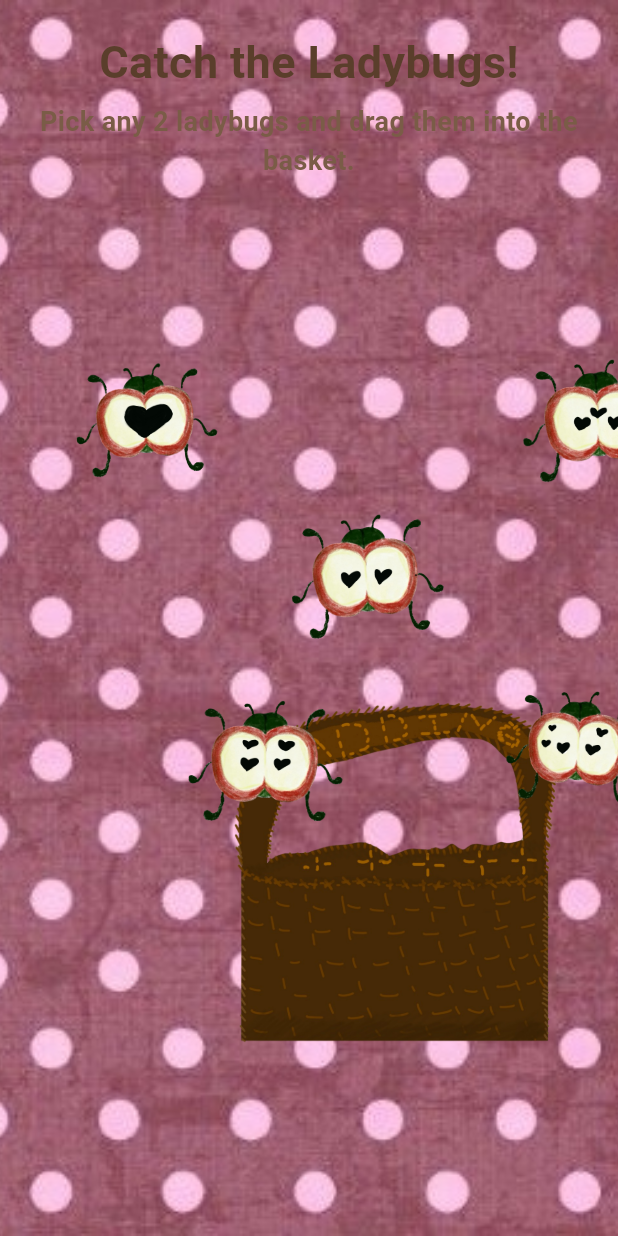
After one commit to emilymarrufo496/felt_learning_app, a Flutter app: the LadybugAdditionGameScreen screen opened directly, on a phone screen of 412 x 824 dp. The commit adds this screen. Run offline on Flutter 3.47's test engine with Material 3 defaults, Android fonts, the phone set to English and light mode, and no system bars.

Commit message:
Added ladybug addition game with drag, basket logic, and math menu integration

```diff
--- a/lib/main.dart
+++ b/lib/main.dart
@@ -1,4 +1,5 @@
 import 'package:flutter/material.dart';
+import 'package:felt_learning_app/screens/ladybug_addition_game.dart';
 
 import 'screens/rain_minigame_flow.dart';
 import 'screens/math_menu_screen.dart';
@@ -136,7 +137,6 @@ class _HomeScreenState extends State<HomeScreen> with TickerProviderStateMixin {
                 ),
               ),
 
-              // 🌾 Fields at bottom (TAP to enter math menu)
               Align(
                 alignment: Alignment.bottomCenter,
                 child: GestureDetector(
--- /dev/null
+++ b/lib/screens/ladybug_addition_game.dart
@@ -0,0 +1,332 @@
+import 'dart:math';
+import 'package:flutter/material.dart';
+
+class LadybugAdditionGameScreen extends StatefulWidget {
+  const LadybugAdditionGameScreen({super.key});
+
+  @override
+  State<LadybugAdditionGameScreen> createState() =>
+      _LadybugAdditionGameScreenState();
+}
+
+class _LadybugAdditionGameScreenState extends State<LadybugAdditionGameScreen>
+    with SingleTickerProviderStateMixin {
+  late AnimationController _wiggleController;
+  final Random _rng = Random();
+
+  late List<LadybugData> roundLadybugs;
+  final List<LadybugData> basketLadybugs = [];
+
+  int correctAnswer = 0;
+  List<int> choices = [];
+
+  bool answered = false;
+  bool answeredCorrectly = false;
+
+  @override
+  void initState() {
+    super.initState();
+
+    _wiggleController = AnimationController(
+      vsync: this,
+      duration: const Duration(seconds: 3),
+    )..repeat();
+
+    _newRound();
+  }
+
+  void _newRound() {
+    roundLadybugs = [
+      LadybugData(
+        asset: 'assets/images/one.png',
+        dots: 1,
+        baseX: 50,
+        baseY: 200,
+        phase: 0.0,
+      ),
+      LadybugData(
+        asset: 'assets/images/two.png',
+        dots: 2,
+        baseX: 200,
+        baseY: 300,
+        phase: 0.8,
+      ),
+      LadybugData(
+        asset: 'assets/images/three.png',
+        dots: 3,
+        baseX: 350,
+        baseY: 200,
+        phase: 1.6,
+      ),
+      LadybugData(
+        asset: 'assets/images/four.png',
+        dots: 4,
+        baseX: 120,
+        baseY: 420,
+        phase: 2.4,
+      ),
+      LadybugData(
+        asset: 'assets/images/five.png',
+        dots: 5,
+        baseX: 320,
+        baseY: 420,
+        phase: 3.2,
+      ),
+    ];
+
+    basketLadybugs.clear();
+    correctAnswer = 0;
+    choices = [];
+    answered = false;
+    answeredCorrectly = false;
+
+    setState(() {});
+  }
+
+  List<int> _makeTwoChoices(int correct) {
+    int wrong;
+    do {
+      wrong = correct + (_rng.nextBool() ? 1 : -1);
+      if (wrong < 1) wrong = correct + 2;
+    } while (wrong == correct);
+
+    final result = [correct, wrong]..shuffle(_rng);
+    return result;
+  }
+
+  void _handleAnswer(int selected) {
+    setState(() {
+      answered = true;
+      answeredCorrectly = selected == correctAnswer;
+    });
+
+    if (answeredCorrectly) {
+      Future.delayed(const Duration(milliseconds: 1200), () {
+        if (!mounted) return;
+        _newRound();
+      });
+    }
+  }
+
+  @override
+  void dispose() {
+    _wiggleController.dispose();
+    super.dispose();
+  }
+
+  @override
+  Widget build(BuildContext context) {
+    final canAnswer = basketLadybugs.length == 2;
+
+    return Scaffold(
+      body: SafeArea(
+        child: AnimatedBuilder(
+          animation: _wiggleController,
+          builder: (context, child) {
+            final t = _wiggleController.value * 2 * pi;
+
+            return Stack(
+              children: [
+                Positioned.fill(
+                  child: Image.asset(
+                    'assets/images/background.jpg',
+                    fit: BoxFit.cover,
+                  ),
+                ),
+
+                const Positioned(
+                  top: 20,
+                  left: 24,
+                  right: 24,
+                  child: Text(
+                    'Catch the Ladybugs!',
+                    textAlign: TextAlign.center,
+                    style: TextStyle(
+                      fontSize: 30,
+                      fontWeight: FontWeight.bold,
+                      color: Color(0xFF5A3E2B),
+                    ),
+                  ),
+                ),
+
+                Positioned(
+                  top: 68,
+                  left: 24,
+                  right: 24,
+                  child: Text(
+                    canAnswer
+                        ? 'How many spots are there altogether?'
+                        : 'Pick any 2 ladybugs and drag them into the basket.',
+                    textAlign: TextAlign.center,
+                    style: const TextStyle(
+                      fontSize: 18,
+                      color: Color(0xFF7A5C47),
+                      fontWeight: FontWeight.w600,
+                    ),
+                  ),
+                ),
+
+                Positioned(
+                  bottom: 45,
+                  right: 20,
+                  child: DragTarget<LadybugData>(
+                    onAcceptWithDetails: (details) {
+                      final bug = details.data;
+
+                      if (basketLadybugs.length >= 2) return;
+
+                      if (!basketLadybugs.contains(bug)) {
+                        setState(() {
+                          basketLadybugs.add(bug);
+
+                          if (basketLadybugs.length == 2) {
+                            correctAnswer =
+                                basketLadybugs[0].dots + basketLadybugs[1].dots;
+                            choices = _makeTwoChoices(correctAnswer);
+                          }
+                        });
+                      }
+                    },
+                    builder: (context, candidateData, rejectedData) {
+                      return Stack(
+                        alignment: Alignment.center,
+                        children: [
+                          Image.asset(
+                            'assets/images/addition_basket.png',
+                            width: 250,
+                          ),
+                          ...List.generate(basketLadybugs.length, (index) {
+                            return Positioned(
+                              left: 55 + (index * 45),
+                              top: 40 + (index * 8),
+                              child: Image.asset(
+                                basketLadybugs[index].asset,
+                                width: 75,
+                              ),
+                            );
+                          }),
+                        ],
+                      );
+                    },
+                  ),
+                ),
+
+                ...roundLadybugs
+                    .where((bug) => !basketLadybugs.contains(bug))
+                    .map((bug) {
+                  final wiggleX = sin(t + bug.phase) * 12;
+                  final wiggleY = cos(t + bug.phase) * 8;
+
+                  return Positioned(
+                    left: bug.baseX + wiggleX,
+                    top: bug.baseY + wiggleY,
+                    child: basketLadybugs.length >= 2
+                        ? Transform.rotate(
+                            angle: sin(t + bug.phase) * 0.08,
+                            child: Image.asset(
+                              bug.asset,
+                              width: 110,
+                            ),
+                          )
+                        : Draggable<LadybugData>(
+                            data: bug,
+                            feedback: Material(
+                              color: Colors.transparent,
+                              child: Image.asset(
+                                bug.asset,
+                                width: 110,
+                              ),
+                            ),
+                            childWhenDragging: Opacity(
+                              opacity: 0.25,
+                              child: Image.asset(
+                                bug.asset,
+                                width: 110,
+                              ),
+                            ),
+                            child: Transform.rotate(
+                              angle: sin(t + bug.phase) * 0.08,
+                              child: Image.asset(
+                                bug.asset,
+                                width: 110,
+                              ),
+                            ),
+                          ),
+                  );
+                }),
+
+                if (canAnswer)
+                  Positioned(
+                    left: 24,
+                    right: 24,
+                    bottom: 180,
+                    child: Row(
+                      mainAxisAlignment: MainAxisAlignment.center,
+                      children: choices.map((choice) {
+                        return Padding(
+                          padding: const EdgeInsets.symmetric(horizontal: 10),
+                          child: ElevatedButton(
+                            onPressed: answered ? null : () => _handleAnswer(choice),
+                            style: ElevatedButton.styleFrom(
+                              padding: const EdgeInsets.symmetric(
+                                horizontal: 34,
+                                vertical: 18,
+                              ),
+                              backgroundColor: const Color(0xFFFFE7EF),
+                              foregroundColor: const Color(0xFF7A3E48),
+                              textStyle: const TextStyle(
+                                fontSize: 28,
+                                fontWeight: FontWeight.bold,
+                              ),
+                              shape: RoundedRectangleBorder(
+                                borderRadius: BorderRadius.circular(20),
+                              ),
+                            ),
+                            child: Text('$choice'),
+                          ),
+                        );
+                      }).toList(),
+                    ),
+                  ),
+
+                if (answered)
+                  Positioned(
+                    left: 24,
+                    right: 24,
+                    bottom: 120,
+                    child: Text(
+                      answeredCorrectly ? 'Yay! Great job!' : 'Try again!',
+                      textAlign: TextAlign.center,
+                      style: TextStyle(
+                        fontSize: 24,
+                        fontWeight: FontWeight.bold,
+                        color: answeredCorrectly
+                            ? const Color(0xFF4E8A3A)
+                            : const Color(0xFFC45A5A),
+                      ),
+                    ),
+                  ),
+              ],
+            );
+          },
+        ),
+      ),
+    );
+  }
+}
+
+class LadybugData {
+  final String asset;
+  final int dots;
+  final double baseX;
+  final double baseY;
+  final double phase;
+
+  LadybugData({
+    required this.asset,
+    required this.dots,
+    required this.baseX,
+    required this.baseY,
+    required this.phase,
+  });
+}
```
Also changed, not shown: lib/screens/math_menu_screen.dart (+14 -6 lines), assets/images/addition_basket.png (added), assets/images/five.png (added), assets/images/four.png (added), assets/images/one.png (added), assets/images/three.png (added), assets/images/two.png (added).
